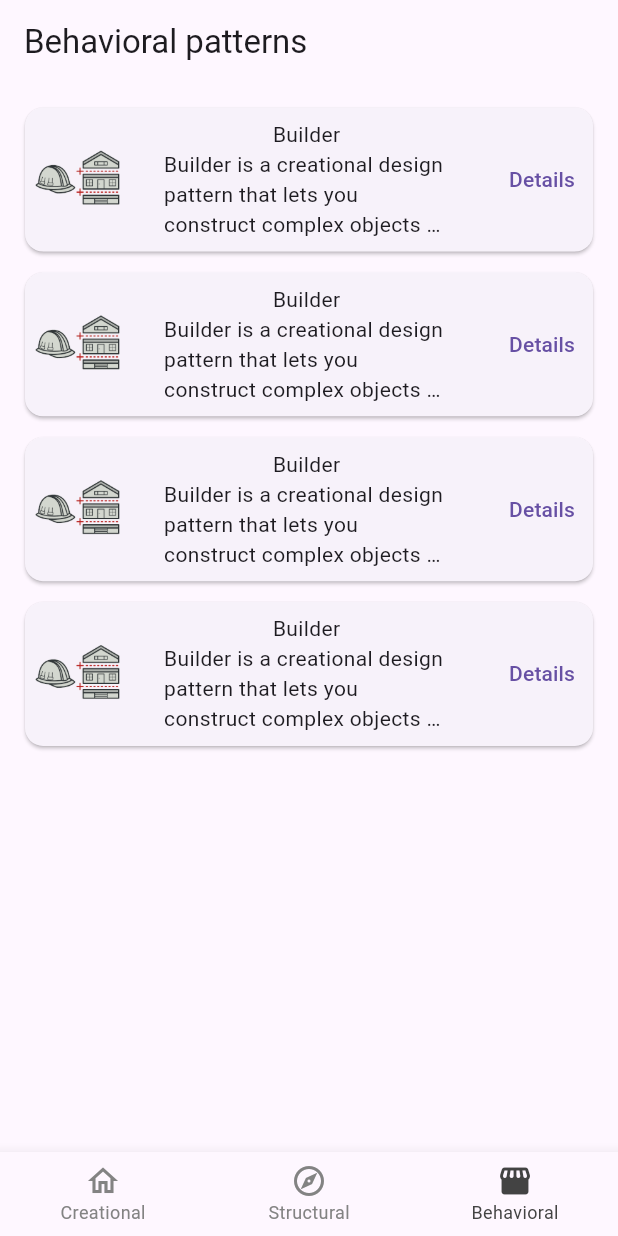
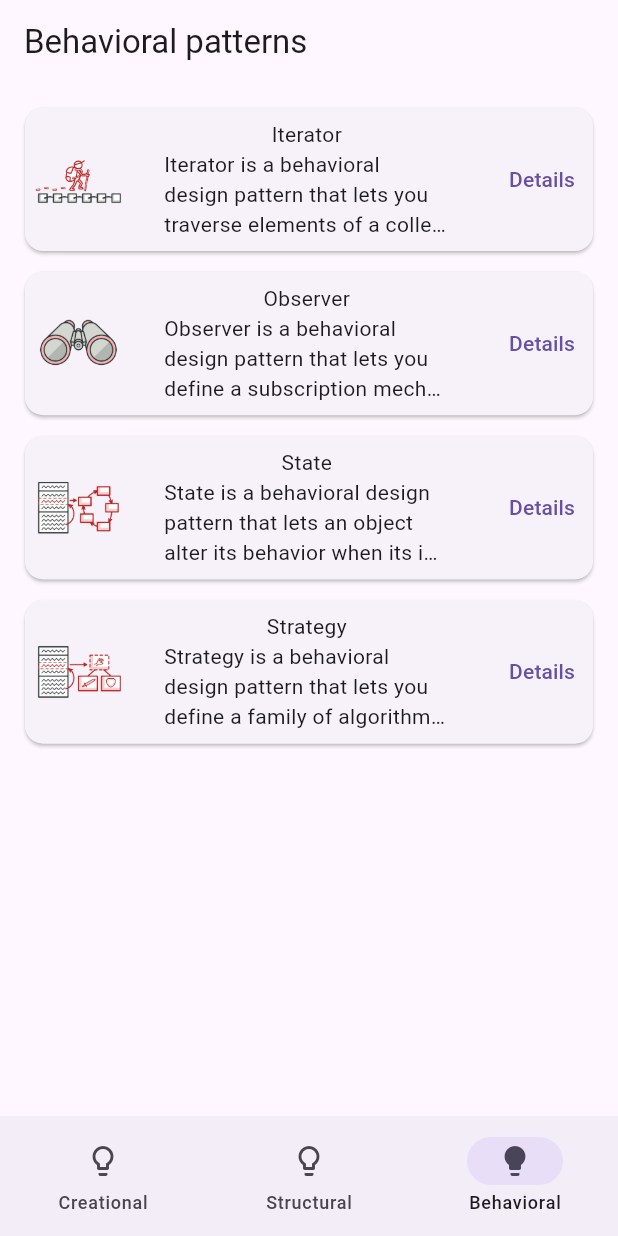
Before and after one commit to nograve/patterns_ipr, a Flutter app: the BehavioralPage screen opened by its route, on a phone screen of 412 x 824 dp. Run offline on Flutter 3.47's test engine with Material 3 defaults, Android fonts, the phone set to English and light mode, and no system bars; our stand-ins replace flutter_screenutil, go_router; missing offline and left inert: snowfall.

Commit message:
Implemented pages for patterns and navigation to them

```diff
--- a/lib/application/router/router.dart
+++ b/lib/application/router/router.dart
@@ -1,96 +1,107 @@
 import 'package:flutter/material.dart';
 import 'package:go_router/go_router.dart';
-import 'package:logger/logger.dart';
+import 'package:patterns_ipr/application/router/error/error_page.dart';
+import 'package:patterns_ipr/application/router/scaffold_with_nested_navigation.dart';
 import 'package:patterns_ipr/pages/behavioral/behavioral_page.dart';
-import 'package:patterns_ipr/pages/bottom_navigation/bottom_navigation_page.dart';
 import 'package:patterns_ipr/pages/creational/creational_page.dart';
 import 'package:patterns_ipr/pages/pattern/pattern_page.dart';
+import 'package:patterns_ipr/pages/pattern/pattern_page_arguments.dart';
 import 'package:patterns_ipr/pages/structural/structural_page.dart';
 
 final _rootNavigatorKey = GlobalKey<NavigatorState>();
-final _shellNavigatorKey = GlobalKey<NavigatorState>();
-
-final _logger = Logger();
+final shellNavigatorCreationalKey = GlobalKey<NavigatorState>();
+final shellNavigatorStructuralKey = GlobalKey<NavigatorState>();
+final shellNavigatorBehavioralKey = GlobalKey<NavigatorState>();
 
 final router = GoRouter(
   initialLocation: CreationalPage.routeName,
   navigatorKey: _rootNavigatorKey,
-  debugLogDiagnostics: true,
   routes: [
-    /// Bottom navigation page
-    ShellRoute(
-      navigatorKey: _shellNavigatorKey,
-      pageBuilder: (context, state, child) {
-        _logger.i('route: ${state.fullPath}');
+    StatefulShellRoute.indexedStack(
+      builder: (context, state, navigationShell) {
+        return ScaffoldWithNestedNavigation(navigationShell: navigationShell);
+      },
+      branches: [
+        StatefulShellBranch(
+          navigatorKey: shellNavigatorCreationalKey,
+          routes: [
+            GoRoute(
+              path: CreationalPage.routeName,
+              pageBuilder: (context, state) => const NoTransitionPage(
+                child: CreationalPage(),
+              ),
+              routes: [
+                // child route
+                GoRoute(
+                  path: PatternPage.routeName,
+                  pageBuilder: (context, state) {
+                    final arguments = state.extra;
 
                     return NoTransitionPage(
-          child: BottomNavigationPage(
-            location: state.fullPath ?? CreationalPage.routeName,
-            child: child,
-          ),
-        );
-      },
-      routes: [
-        /// Creational page
-        GoRoute(
-          path: CreationalPage.routeName,
-          parentNavigatorKey: _shellNavigatorKey,
-          pageBuilder: (context, state) {
-            return const NoTransitionPage(
-              child: CreationalPage(),
-            );
-          },
-          routes: [
-            GoRoute(
-              path: PatternPage.routeName,
-              parentNavigatorKey: _shellNavigatorKey,
-              pageBuilder: (context, state) {
-                return const MaterialPage(
-                  child: PatternPage(),
+                      child: arguments is PatternPageArguments
+                          ? PatternPage(
+                              arguments: arguments,
+                            )
+                          : const ErrorPage(),
                     );
                   },
                 ),
               ],
             ),
-
-        /// Structural page
+          ],
+        ),
+        // second branch (B)
+        StatefulShellBranch(
+          navigatorKey: shellNavigatorBehavioralKey,
+          routes: [
+            // top route inside branch
             GoRoute(
               path: StructuralPage.routeName,
-          parentNavigatorKey: _shellNavigatorKey,
-          pageBuilder: (context, state) {
-            return const NoTransitionPage(
+              pageBuilder: (context, state) => const NoTransitionPage(
                 child: StructuralPage(),
-            );
-          },
+              ),
               routes: [
+                // child route
                 GoRoute(
                   path: PatternPage.routeName,
-              parentNavigatorKey: _rootNavigatorKey,
                   pageBuilder: (context, state) {
-                return const MaterialPage(
-                  child: PatternPage(),
+                    final arguments = state.extra;
+
+                    return NoTransitionPage(
+                      child: arguments is PatternPageArguments
+                          ? PatternPage(
+                              arguments: arguments,
+                            )
+                          : const ErrorPage(),
                     );
                   },
                 ),
               ],
             ),
-
-        /// Behavioral page
+          ],
+        ),
+        StatefulShellBranch(
+          navigatorKey: shellNavigatorStructuralKey,
+          routes: [
+            // top route inside branch
             GoRoute(
-          parentNavigatorKey: _shellNavigatorKey,
               path: BehavioralPage.routeName,
-          pageBuilder: (context, state) {
-            return const NoTransitionPage(
+              pageBuilder: (context, state) => const NoTransitionPage(
                 child: BehavioralPage(),
-            );
-          },
+              ),
               routes: [
+                // child route
                 GoRoute(
                   path: PatternPage.routeName,
-              parentNavigatorKey: _shellNavigatorKey,
                   pageBuilder: (context, state) {
-                return const MaterialPage(
-                  child: PatternPage(),
+                    final arguments = state.extra;
+
+                    return NoTransitionPage(
+                      child: arguments is PatternPageArguments
+                          ? PatternPage(
+                              arguments: arguments,
+                            )
+                          : const ErrorPage(),
                     );
                   },
                 ),
@@ -99,4 +110,6 @@ final router = GoRouter(
           ],
         ),
       ],
+    ),
+  ],
 );
--- /dev/null
+++ b/lib/application/router/scaffold_with_nested_navigation.dart
@@ -0,0 +1,45 @@
+import 'package:flutter/material.dart';
+import 'package:go_router/go_router.dart';
+
+class ScaffoldWithNestedNavigation extends StatelessWidget {
+  const ScaffoldWithNestedNavigation({
+    required this.navigationShell,
+    Key? key,
+  }) : super(key: key ?? const ValueKey('ScaffoldWithNestedNavigation'));
+  final StatefulNavigationShell navigationShell;
+
+  void _goBranch(int index) {
+    navigationShell.goBranch(
+      index,
+      initialLocation: index == navigationShell.currentIndex,
+    );
+  }
+
+  @override
+  Widget build(BuildContext context) {
+    return Scaffold(
+      body: navigationShell,
+      bottomNavigationBar: NavigationBar(
+        selectedIndex: navigationShell.currentIndex,
+        destinations: const [
+          NavigationDestination(
+            label: 'Creational',
+            icon: Icon(Icons.lightbulb_outline),
+            selectedIcon: Icon(Icons.lightbulb),
+          ),
+          NavigationDestination(
+            label: 'Structural',
+            icon: Icon(Icons.lightbulb_outline),
+            selectedIcon: Icon(Icons.lightbulb),
+          ),
+          NavigationDestination(
+            label: 'Behavioral',
+            icon: Icon(Icons.lightbulb_outline),
+            selectedIcon: Icon(Icons.lightbulb),
+          ),
+        ],
+        onDestinationSelected: _goBranch,
+      ),
+    );
+  }
+}
--- a/lib/pages/behavioral/behavioral_page.dart
+++ b/lib/pages/behavioral/behavioral_page.dart
@@ -1,12 +1,24 @@
 import 'package:flutter/material.dart';
 import 'package:flutter_screenutil/flutter_screenutil.dart';
-import 'package:patterns_ipr/pages/creational/data/creational_patterns.dart';
+import 'package:patterns_ipr/pages/behavioral/data/behavioral_patterns.dart';
 import 'package:patterns_ipr/widgets/pattern_card.dart';
 
-class BehavioralPage extends StatelessWidget {
+class BehavioralPage extends StatefulWidget {
   const BehavioralPage({super.key});
 
   static const routeName = '/behavioral';
+
+  @override
+  State<BehavioralPage> createState() => _BehavioralPageState();
+}
+
+class _BehavioralPageState extends State<BehavioralPage> {
+  final _routes = [
+    BehavioralPatterns.iterator,
+    BehavioralPatterns.observer,
+    BehavioralPatterns.state,
+    BehavioralPatterns.strategy,
+  ];
 
   @override
   Widget build(BuildContext context) {
@@ -19,8 +31,10 @@ class BehavioralPage extends StatelessWidget {
         child: ListView.separated(
           itemCount: 4,
           separatorBuilder: (_, __) => SizedBox(height: 6.h),
-          itemBuilder: (_, __) =>
-              PatternCard(pattern: CreationalPatterns.builder),
+          itemBuilder: (_, index) => PatternCard(
+            currentRoute: BehavioralPage.routeName,
+            pattern: _routes[index],
+          ),
         ),
       ),
     );
--- a/lib/pages/behavioral/data/behavioral_patterns.dart
+++ b/lib/pages/behavioral/data/behavioral_patterns.dart
@@ -1,6 +1,32 @@
-enum BehavioralPatterns {
-  iterator,
-  observer,
-  state,
-  strategy,
+import 'package:patterns_ipr/data/models/pattern_model.dart';
+import 'package:patterns_ipr/generated/assets.dart';
+
+class BehavioralPatterns {
+  static final iterator = PatternModel(
+    name: 'Iterator',
+    description:
+        'Iterator is a behavioral design pattern that lets you traverse elements of a collection without exposing its underlying representation (list, stack, tree, etc.).',
+    imagePath: Assets.imagesIterator,
+  );
+
+  static final observer = PatternModel(
+    name: 'Observer',
+    description:
+        'Observer is a behavioral design pattern that lets you define a subscription mechanism to notify multiple objects about any events that happen to the object they’re observing.',
+    imagePath: Assets.imagesObserver,
+  );
+
+  static final state = PatternModel(
+    name: 'State',
+    description:
+        'State is a behavioral design pattern that lets an object alter its behavior when its internal state changes. It appears as if the object changed its class.',
+    imagePath: Assets.imagesState,
+  );
+
+  static final strategy = PatternModel(
+    name: 'Strategy',
+    description:
+        'Strategy is a behavioral design pattern that lets you define a family of algorithms, put each of them into a separate class, and make their objects interchangeable.',
+    imagePath: Assets.imagesStrategy,
+  );
 }
--- a/lib/pages/bottom_navigation/bottom_navigation_page.dart
+++ /dev/null
@@ -1,81 +0,0 @@
-import 'package:flutter/material.dart';
-import 'package:go_router/go_router.dart';
-import 'package:patterns_ipr/pages/behavioral/behavioral_page.dart';
-import 'package:patterns_ipr/pages/creational/creational_page.dart';
-import 'package:patterns_ipr/pages/structural/structural_page.dart';
-import 'package:patterns_ipr/widgets/custom_bottom_nav_bar_item.dart';
-
-class BottomNavigationPage extends StatefulWidget {
-  const BottomNavigationPage({
-    required this.child,
-    required this.location,
-    super.key,
-  });
-  final Widget child;
-  final String location;
-
-  @override
-  State<BottomNavigationPage> createState() => _BottomNavigationPageState();
-}
-
-class _BottomNavigationPageState extends State<BottomNavigationPage> {
-  int _currentIndex = 0;
-
-  static const tabs = [
-    CustomBottomNavBarItem(
-      icon: Icon(Icons.home_outlined),
-      activeIcon: Icon(Icons.home),
-      label: 'Creational',
-      initialLocation: CreationalPage.routeName,
-    ),
-    CustomBottomNavBarItem(
-      icon: Icon(Icons.explore_outlined),
-      activeIcon: Icon(Icons.explore),
-      label: 'Structural',
-      initialLocation: StructuralPage.routeName,
-    ),
-    CustomBottomNavBarItem(
-      icon: Icon(Icons.storefront_outlined),
-      activeIcon: Icon(Icons.storefront_rounded),
-      label: 'Behavioral',
-      initialLocation: BehavioralPage.routeName,
-    ),
-  ];
-
-  @override
-  Widget build(BuildContext context) {
-    const labelStyle = TextStyle(fontFamily: 'Roboto');
-    return Scaffold(
-      body: SafeArea(child: widget.child),
-      bottomNavigationBar: BottomNavigationBar(
-        selectedLabelStyle: labelStyle,
-        unselectedLabelStyle: labelStyle,
-        selectedItemColor: const Color(0xFF434343),
-        selectedFontSize: 12,
-        unselectedItemColor: const Color(0xFF838383),
-        showUnselectedLabels: true,
-        type: BottomNavigationBarType.fixed,
-        onTap: (int index) => _goToOtherTab(context, index),
-        currentIndex: widget.location == CreationalPage.routeName
-            ? 0
-            : widget.location == StructuralPage.routeName
-                ? 1
-                : 2,
-        items: tabs,
-      ),
-    );
-  }
-
-  void _goToOtherTab(BuildContext context, int index) {
-    if (index != _currentIndex) {
-      final router = GoRouter.of(context);
-      final location = tabs[index].initialLocation;
-
-      setState(() {
-        _currentIndex = index;
-      });
-
-      router.go(location);
-    }
-  }
-}
--- /dev/null
+++ b/lib/pages/pattern/pattern_page_arguments.dart
@@ -0,0 +1,11 @@
+class PatternPageArguments {
+  PatternPageArguments({
+    required this.patternName,
+    required this.patternDescription,
+    required this.imagePath,
+  });
+
+  final String patternName;
+  final String patternDescription;
+  final String imagePath;
+}
--- a/lib/widgets/pattern_card.dart
+++ b/lib/widgets/pattern_card.dart
@@ -1,13 +1,20 @@
 import 'package:flutter/material.dart';
 import 'package:flutter_screenutil/flutter_screenutil.dart';
-import 'package:go_router/go_router.dart';
+import 'package:patterns_ipr/application/router/router.dart';
 import 'package:patterns_ipr/data/models/pattern_model.dart';
 import 'package:patterns_ipr/pages/pattern/pattern_page.dart';
+import 'package:patterns_ipr/pages/pattern/pattern_page_arguments.dart';
 
 class PatternCard extends StatefulWidget {
-  const PatternCard({required this.pattern, super.key});
+  const PatternCard({
+    required this.currentRoute,
+    required this.pattern,
+    super.key,
+  });
 
   final PatternModel pattern;
+
+  final String currentRoute;
 
   @override
   State<PatternCard> createState() => _PatternCardState();
@@ -20,12 +27,12 @@ class _PatternCardState extends State<PatternCard> {
 
     return Card(
       child: Padding(
-        padding: const EdgeInsets.symmetric(vertical: 8),
+        padding: EdgeInsets.symmetric(vertical: 8.h),
         child: Row(
           mainAxisAlignment: MainAxisAlignment.spaceBetween,
           children: [
             Padding(
-              padding: const EdgeInsets.only(left: 6),
+              padding: EdgeInsets.only(left: 6.w),
               child: Container(
                 width: 60.r,
                 height: 60.r,
@@ -58,6 +65,15 @@ class _PatternCardState extends State<PatternCard> {
   }
 
   void _onDetailsPressed() {
-    context.pushNamed(PatternPage.routeName);
+    final pattern = widget.pattern;
+
+    router.go(
+      '${widget.currentRoute}/${PatternPage.routeName}',
+      extra: PatternPageArguments(
+        patternName: pattern.name,
+        patternDescription: pattern.description,
+        imagePath: pattern.imagePath,
+      ),
+    );
   }
 }
```
Also changed, not shown: lib/application/router/error/error_page.dart (added, +14 -0 lines), lib/pages/creational/creational_page.dart (+6 -3 lines), lib/pages/pattern/pattern_page.dart (+31 -3 lines), lib/pages/structural/data/structural_patterns.dart (+31 -5 lines), lib/pages/structural/structural_page.dart (+18 -4 lines). Lines whose indentation alone changed are shown as unchanged.
